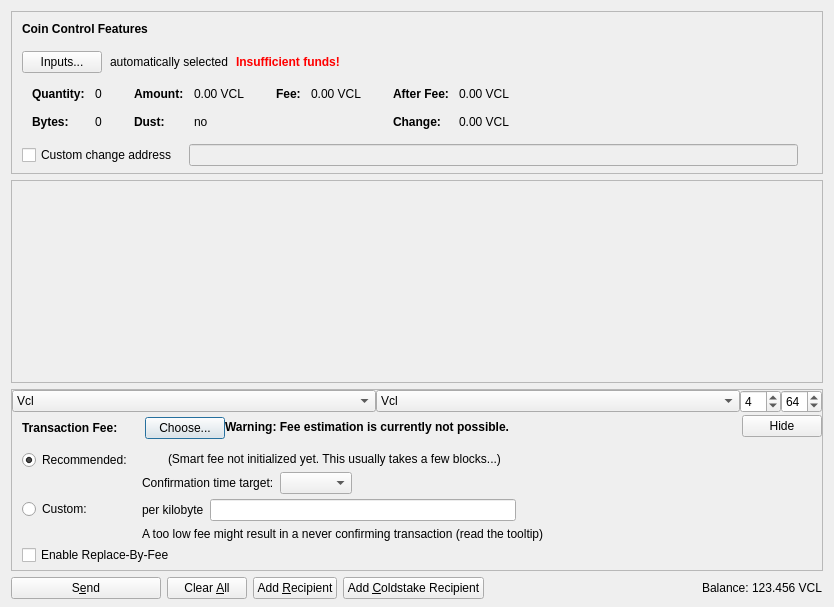
Before: the Qt Designer form src/qt/forms/sendcoinsdialog.ui in vpubchain/vircle-core, drawn with Qt 5.
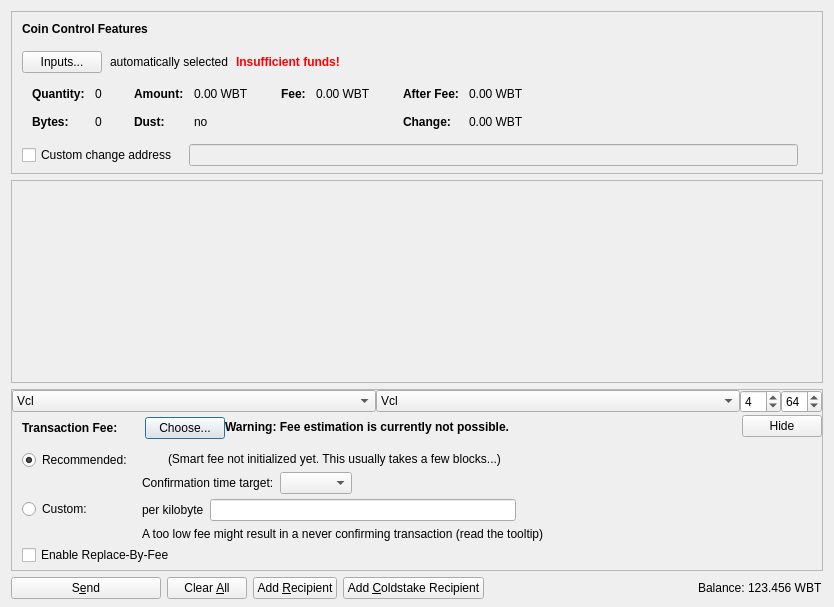
After: the same form once the commit is applied. Icons and pictures are not drawn. Custom widgets are drawn as their Qt base class.

Patch:
```diff
--- a/src/qt/forms/sendcoinsdialog.ui
+++ b/src/qt/forms/sendcoinsdialog.ui
@@ -324,7 +324,7 @@
                   <enum>Qt::ActionsContextMenu</enum>
                  </property>
                  <property name="text">
-                  <string notr="true">0.00 VCL</string>
+                  <string notr="true">0.00 WBT</string>
                  </property>
                  <property name="textInteractionFlags">
                   <set>Qt::LinksAccessibleByMouse|Qt::TextSelectableByKeyboard|Qt::TextSelectableByMouse</set>
@@ -404,7 +404,7 @@
                   <enum>Qt::ActionsContextMenu</enum>
                  </property>
                  <property name="text">
-                  <string notr="true">0.00 VCL</string>
+                  <string notr="true">0.00 WBT</string>
                  </property>
                  <property name="textInteractionFlags">
                   <set>Qt::LinksAccessibleByMouse|Qt::TextSelectableByKeyboard|Qt::TextSelectableByMouse</set>
@@ -455,7 +455,7 @@
                   <enum>Qt::ActionsContextMenu</enum>
                  </property>
                  <property name="text">
-                  <string notr="true">0.00 VCL</string>
+                  <string notr="true">0.00 WBT</string>
                  </property>
                  <property name="textInteractionFlags">
                   <set>Qt::LinksAccessibleByMouse|Qt::TextSelectableByKeyboard|Qt::TextSelectableByMouse</set>
@@ -484,7 +484,7 @@
                   <enum>Qt::ActionsContextMenu</enum>
                  </property>
                  <property name="text">
-                  <string notr="true">0.00 VCL</string>
+                  <string notr="true">0.00 WBT</string>
                  </property>
                  <property name="textInteractionFlags">
                   <set>Qt::LinksAccessibleByMouse|Qt::TextSelectableByKeyboard|Qt::TextSelectableByMouse</set>
@@ -1314,7 +1314,7 @@
           <cursorShape>IBeamCursor</cursorShape>
          </property>
          <property name="text">
-          <string notr="true">123.456 VCL</string>
+          <string notr="true">123.456 WBT</string>
          </property>
          <property name="textInteractionFlags">
           <set>Qt::LinksAccessibleByMouse|Qt::TextSelectableByKeyboard|Qt::TextSelectableByMouse</set>
```
